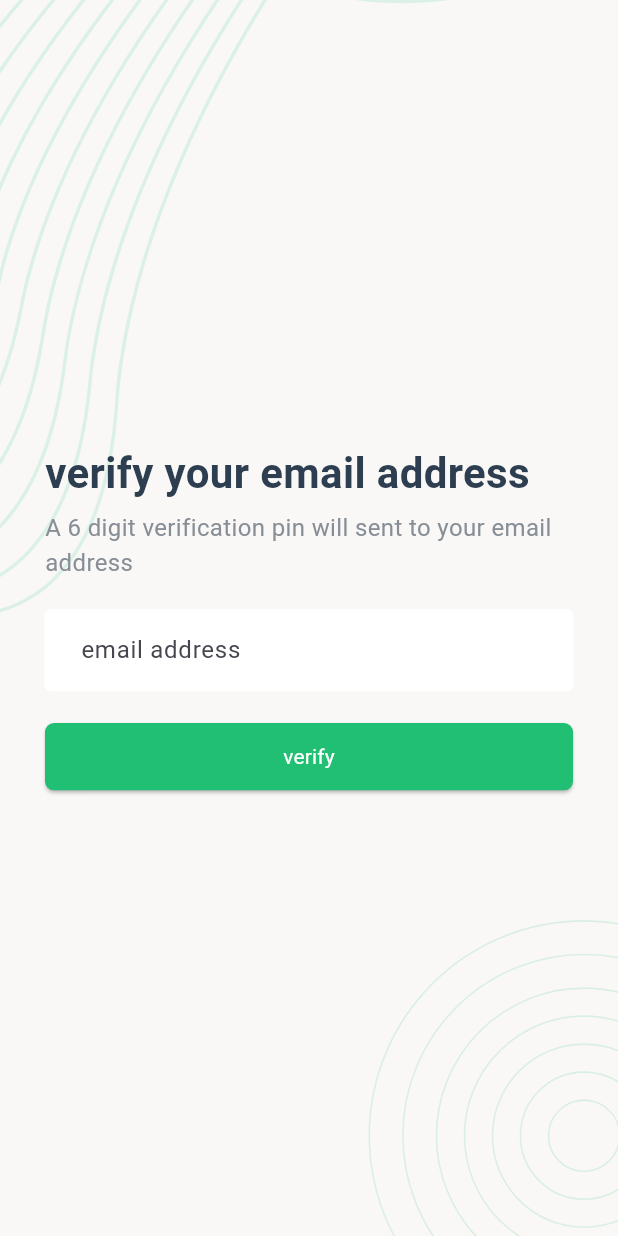
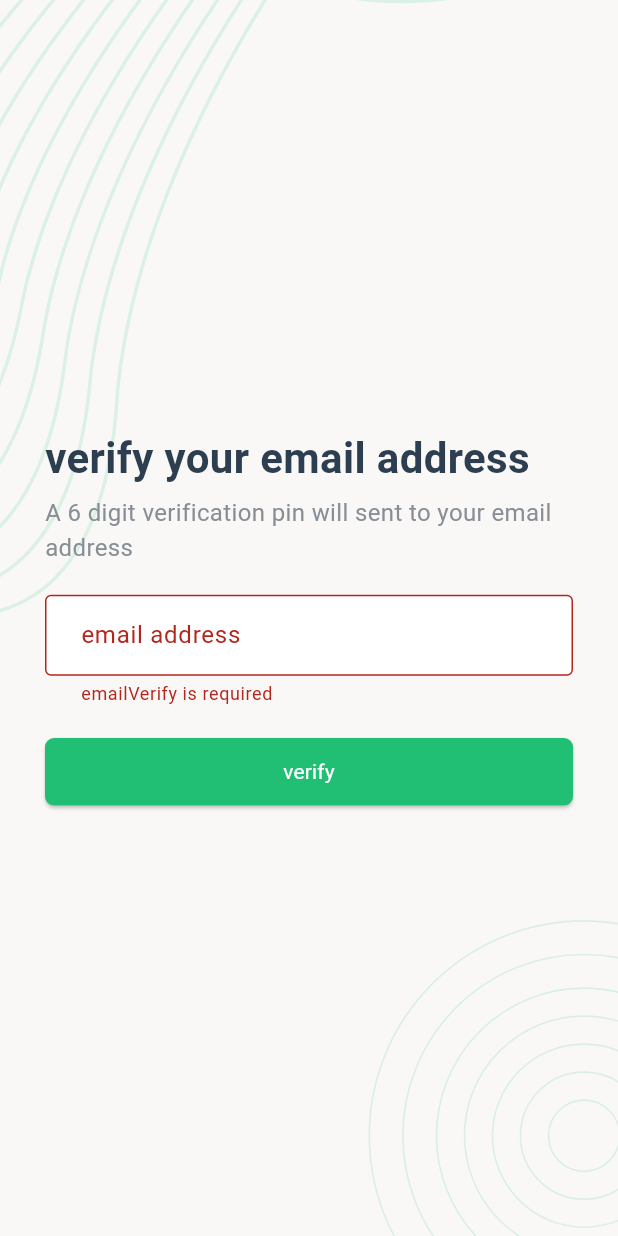
Before and after one commit to RimonChakma/Task-Manager-App-Api, a Flutter app: the Emailverificationscreen screen opened by its route, after a tap on "verify", on a phone screen of 412 x 824 dp. Run offline on Flutter 3.47's test engine with Material 3 defaults, Android fonts, the phone set to English and light mode, and no system bars; our stand-ins replace flutter_svg, fluttertoast, pin_code_fields, shared_preferences; accounts and stored records are empty; Roboto replaces fonts that are missing (poppins).

Commit message:
add email otp verification

```diff
--- a/lib/api/api_client.dart
+++ b/lib/api/api_client.dart
@@ -30,6 +30,7 @@ Future<bool> RegistrationRequest (formValues) async {
 
   if(response.statusCode == 200 && resultBody["status"] == "success"){
     successToast("success request");
+    print(response.body);
     return true;
   }else{
     errorToast("failed try again");
@@ -42,6 +43,7 @@ Future<bool> VerifyEmailRequest(Email) async{
   var response= await http.get(url,headers:RequestHeader);
   var resultBody=json.decode(response.body);
   if(response.statusCode == 200 && resultBody['status']=="success"){
+    await writeEmailVerification(Email);
     successToast("Request Success");
     return true;
   }
--- a/lib/main.dart
+++ b/lib/main.dart
@@ -29,7 +29,7 @@ class MyApp extends StatelessWidget {
     return MaterialApp(
       debugShowCheckedModeBanner: false,
       title: "TaskManager",
-      initialRoute: token,
+      initialRoute: "/loginScreen",
       routes: {
         "/setPasswordScreen" : (context)=>setPasswordScreen(),
         "/registrationScreen" : (context)=>RegistrationScreen(),
--- a/lib/scrren/onboarding/emailVerificationScreen.dart
+++ b/lib/scrren/onboarding/emailVerificationScreen.dart
@@ -1,4 +1,5 @@
 import 'package:flutter/material.dart';
+import 'package:task_manager_api/api/api_client.dart';
 
 import '../../style/style.dart';
 
@@ -10,10 +11,24 @@ class Emailverificationscreen extends StatefulWidget {
 }
 
 class _EmailverificationscreenState extends State<Emailverificationscreen> {
+
+
+  Map<String,String> formValues = {"email": ""};
+  bool isLoading = false;
+
+  inputOnChange (mapKey, textValue) async {
+    setState(() {
+      formValues.update(mapKey, (value) => textValue,);
+    });
+  }
+
+  final formState = GlobalKey<FormState>();
+
+
   @override
   Widget build(BuildContext context) {
     return Scaffold(
-        body: Stack(
+        body: isLoading? Center(child: CircularProgressIndicator(),):Stack(
           children: [
             ScreenBackground(context),
             Padding(padding: EdgeInsets.all(30),child:Container(
@@ -26,9 +41,39 @@ class _EmailverificationscreenState extends State<Emailverificationscreen> {
                     SizedBox(height: 5,),
                     Text("A 6 digit verification pin will sent to your email address",style: head2Text(colorLightGray),),
                     SizedBox(height: 20,),
-                    TextFormField(decoration: AppInputDecoration("email address"),),
+
+                    Form(
+                      key: formState,
+                      child:  TextFormField(
+                        onChanged: (value) {
+                          inputOnChange("email", value);
+                        },
+
+                        validator: (value) {
+                          if(value == null || value.isEmpty){
+                            return "emailVerify is required";
+                          }else{
+                            return null;
+                          }
+                        },
+                        decoration: AppInputDecoration("email address"),),),
+
                     SizedBox(height: 20,),
-                    Container(child: ElevatedButton(onPressed: (){},style: AppButtonStyle(),
+                    Container(child: ElevatedButton(onPressed: () async {
+                      if(formState.currentState!.validate()){
+                        setState(() {
+                          isLoading = true;
+                        });
+                        var result = await VerifyEmailRequest(formValues["email"]);
+                        if(result == true){
+                          Navigator.pushNamed(context, "/pinVerificationScreen");
+                        }else{
+                          setState(() {
+                            isLoading = false;
+                          });
+                        }
+                      }
+                    },style: AppButtonStyle(),
                         child: SuccessButtonChild("verify")),)
                   ],
                 ),
--- a/lib/utility/utility.dart
+++ b/lib/utility/utility.dart
@@ -28,7 +28,7 @@ writeOTPVerification (OTP) async {
     await prefer.setString("otp",  OTP);
 }
 
-readUserData (Key) async {
+readData (Key) async {
     final prefer = await SharedPreferences.getInstance();
     String? data = await prefer.getString(Key);
     return data;
```
Also changed, not shown: lib/scrren/onboarding/pinVerificationScreen.dart (+45 -6 lines).
